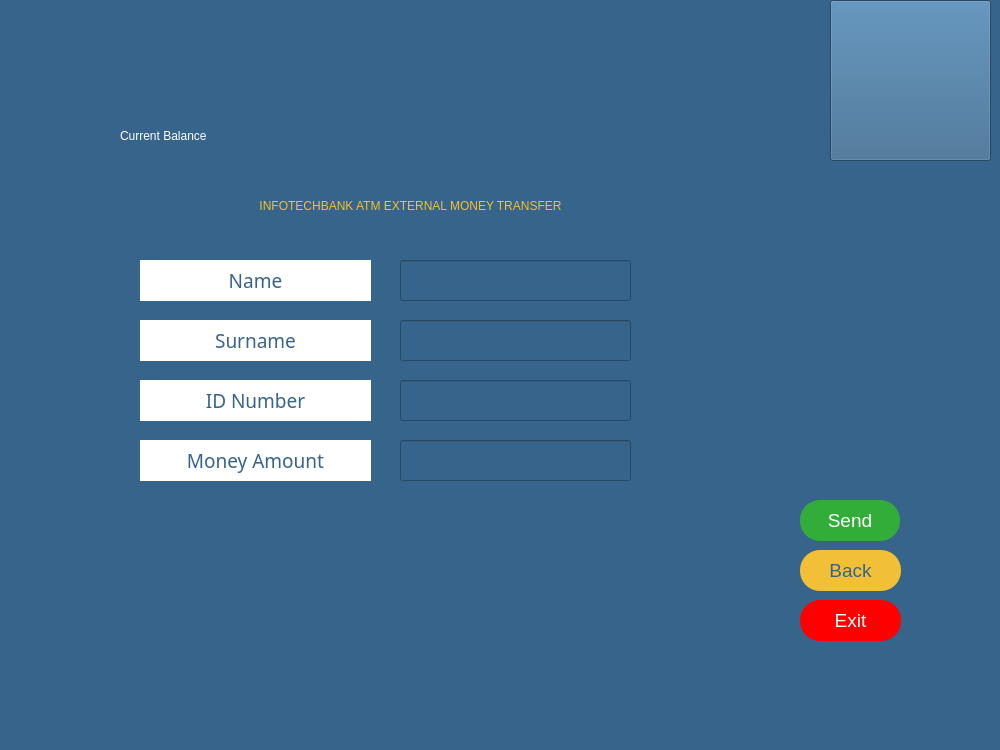
First picture: the form in external.ui, repository melihorhanyilmaz/Project, before the edit.
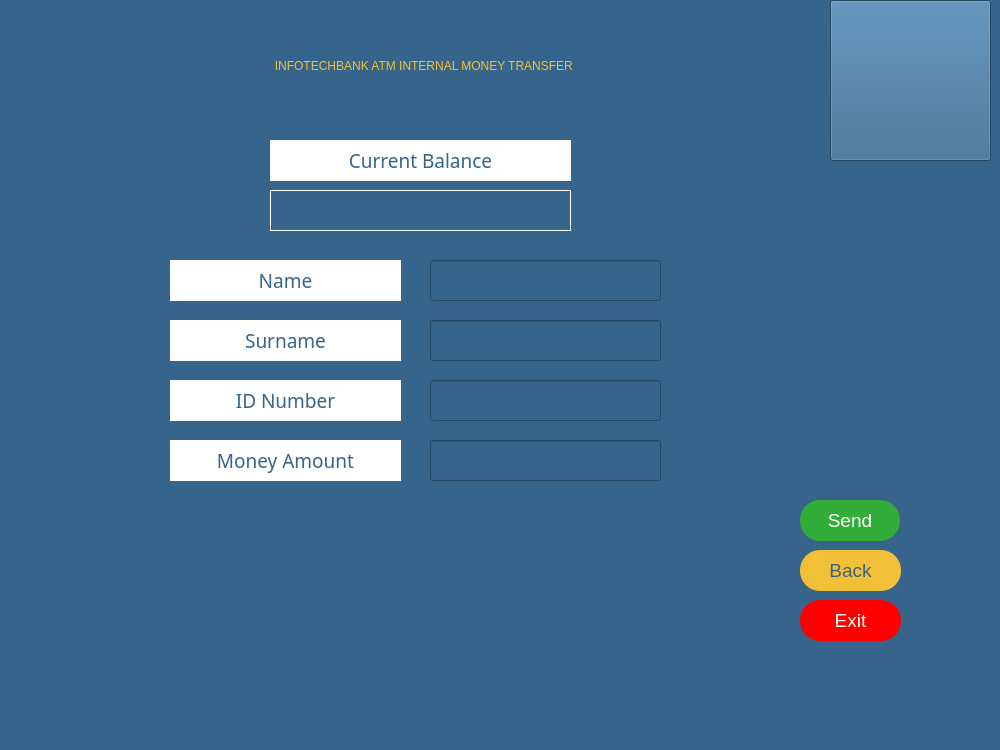
Second picture: the form after the edit. Icons and pictures are not drawn.

The edit to the form file:
```diff
--- a/external.ui
+++ b/external.ui
@@ -20,7 +20,7 @@
    <widget class="QLabel" name="la_error">
     <property name="geometry">
      <rect>
-      <x>140</x>
+      <x>170</x>
       <y>500</y>
       <width>491</width>
       <height>31</height>
@@ -41,7 +41,7 @@
    <widget class="QLineEdit" name="li_amount">
     <property name="geometry">
      <rect>
-      <x>400</x>
+      <x>430</x>
       <y>440</y>
       <width>231</width>
       <height>41</height>
@@ -55,25 +55,6 @@
      <string/>
     </property>
    </widget>
-   <widget class="QLabel" name="la_balance">
-    <property name="geometry">
-     <rect>
-      <x>310</x>
-      <y>110</y>
-      <width>251</width>
-      <height>51</height>
-     </rect>
-    </property>
-    <property name="styleSheet">
-     <string notr="true">
-font: 75 16pt &quot;MS Shell Dlg 2&quot;;
-color: rgb(255, 255, 255);
-</string>
-    </property>
-    <property name="text">
-     <string/>
-    </property>
-   </widget>
    <widget class="QPushButton" name="B_exit">
     <property name="geometry">
      <rect>
@@ -100,7 +81,7 @@
    <widget class="QLineEdit" name="li_alici_name">
     <property name="geometry">
      <rect>
-      <x>400</x>
+      <x>430</x>
       <y>260</y>
       <width>231</width>
       <height>41</height>
@@ -117,7 +98,7 @@
    <widget class="QLineEdit" name="li_alici_surname">
     <property name="geometry">
      <rect>
-      <x>400</x>
+      <x>430</x>
       <y>320</y>
       <width>231</width>
       <height>41</height>
@@ -131,26 +112,6 @@
      <string/>
     </property>
    </widget>
-   <widget class="QLabel" name="la_welcome">
-    <property name="geometry">
-     <rect>
-      <x>70</x>
-      <y>180</y>
-      <width>681</width>
-      <height>51</height>
-     </rect>
-    </property>
-    <property name="styleSheet">
-     <string notr="true">color: rgb(242, 192, 54);
-font: 75 20pt &quot;MS Shell Dlg 2&quot;;</string>
-    </property>
-    <property name="text">
-     <string>INFOTECHBANK ATM EXTERNAL MONEY TRANSFER</string>
-    </property>
-    <property name="alignment">
-     <set>Qt::AlignCenter</set>
-    </property>
-   </widget>
    <widget class="QPushButton" name="B_send">
     <property name="geometry">
      <rect>
@@ -177,7 +138,7 @@
    <widget class="QLabel" name="la_alici_name">
     <property name="geometry">
      <rect>
-      <x>140</x>
+      <x>170</x>
       <y>260</y>
       <width>231</width>
       <height>41</height>
@@ -207,7 +168,7 @@
    <widget class="QLabel" name="la_alici_surname">
     <property name="geometry">
      <rect>
-      <x>140</x>
+      <x>170</x>
       <y>320</y>
       <width>231</width>
       <height>41</height>
@@ -237,7 +198,7 @@
    <widget class="QLabel" name="la_alici_id">
     <property name="geometry">
      <rect>
-      <x>140</x>
+      <x>170</x>
       <y>380</y>
       <width>231</width>
       <height>41</height>
@@ -267,7 +228,7 @@
    <widget class="QLabel" name="la_amount">
     <property name="geometry">
      <rect>
-      <x>140</x>
+      <x>170</x>
       <y>440</y>
       <width>231</width>
       <height>41</height>
@@ -297,7 +258,7 @@
    <widget class="QLineEdit" name="li_alici_id">
     <property name="geometry">
      <rect>
-      <x>400</x>
+      <x>430</x>
       <y>380</y>
       <width>231</width>
       <height>41</height>
@@ -337,24 +298,6 @@
      <bool>false</bool>
     </property>
    </widget>
-   <widget class="QLabel" name="la_welcome_2">
-    <property name="geometry">
-     <rect>
-      <x>120</x>
-      <y>110</y>
-      <width>191</width>
-      <height>51</height>
-     </rect>
-    </property>
-    <property name="styleSheet">
-     <string notr="true">color: rgb(255, 255, 255);
-font: 63 14pt &quot;Montserrat SemiBold&quot;;
-</string>
-    </property>
-    <property name="text">
-     <string>Current Balance</string>
-    </property>
-   </widget>
    <widget class="QPushButton" name="pushButton">
     <property name="geometry">
      <rect>
@@ -384,6 +327,82 @@
      </size>
     </property>
    </widget>
+   <widget class="QLabel" name="la_welcome">
+    <property name="geometry">
+     <rect>
+      <x>70</x>
+      <y>30</y>
+      <width>701</width>
+      <height>71</height>
+     </rect>
+    </property>
+    <property name="styleSheet">
+     <string notr="true">color: rgb(242, 192, 54);
+font: 75 20pt &quot;MS Shell Dlg 2&quot;;</string>
+    </property>
+    <property name="text">
+     <string>  INFOTECHBANK ATM INTERNAL MONEY TRANSFER</string>
+    </property>
+    <property name="alignment">
+     <set>Qt::AlignCenter</set>
+    </property>
+   </widget>
+   <widget class="QLabel" name="la_bal">
+    <property name="geometry">
+     <rect>
+      <x>270</x>
+      <y>140</y>
+      <width>301</width>
+      <height>41</height>
+     </rect>
+    </property>
+    <property name="font">
+     <font>
+      <family>Montserrat SemiBold</family>
+      <pointsize>14</pointsize>
+      <weight>7</weight>
+      <italic>false</italic>
+      <bold>false</bold>
+     </font>
+    </property>
+    <property name="styleSheet">
+     <string notr="true">color: rgb(54, 100, 139);
+font: 63 14pt &quot;Montserrat SemiBold&quot;;
+background-color: rgb(255, 255, 255);</string>
+    </property>
+    <property name="text">
+     <string>Current Balance</string>
+    </property>
+    <property name="alignment">
+     <set>Qt::AlignCenter</set>
+    </property>
+   </widget>
+   <widget class="QLabel" name="la_balance">
+    <property name="geometry">
+     <rect>
+      <x>270</x>
+      <y>190</y>
+      <width>301</width>
+      <height>41</height>
+     </rect>
+    </property>
+    <property name="layoutDirection">
+     <enum>Qt::LeftToRight</enum>
+    </property>
+    <property name="styleSheet">
+     <string notr="true">color: rgb(255, 255, 255);
+font: 63 18pt &quot;Montserrat SemiBold&quot;;</string>
+    </property>
+    <property name="frameShape">
+     <enum>QFrame::Box</enum>
+    </property>
+    <property name="text">
+     <string/>
+    </property>
+    <property name="alignment">
+     <set>Qt::AlignCenter</set>
+    </property>
+   </widget>
   </widget>
   <widget class="QMenuBar" name="menubar">
    <property name="geometry">
```
